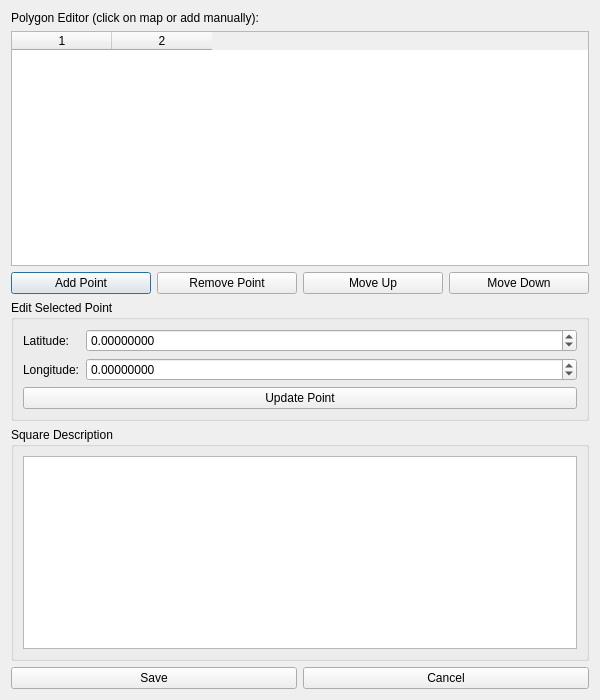
Old version of the form app/ui/excavation_squares_manage_window.ui in the repository reisenbest/PPK_ARCHEOMAP.
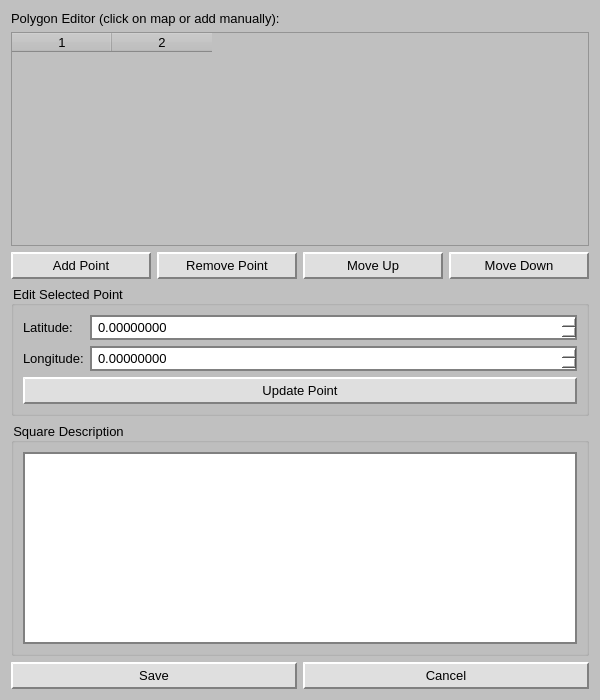
New version of the form. Icons and pictures are not drawn.

```diff
--- a/app/ui/excavation_squares_manage_window.ui
+++ b/app/ui/excavation_squares_manage_window.ui
@@ -13,6 +13,59 @@
   <property name="windowTitle">
    <string>Add Excavation Square</string>
   </property>
+  <property name="styleSheet">
+   <string notr="true">QWidget {
+    background: #c0c0c0;
+    font-family: Tahoma, Arial, sans-serif;
+    color: #000;
+    font-size: 13px;
+}
+
+QLabel {
+    font-weight: normal;
+    color: #000;
+    background: transparent;
+}
+
+QLineEdit, QTextEdit, QDoubleSpinBox {
+    background: #fff;
+    border: 2px solid #808080;
+    border-radius: 0px;
+    padding: 2px 4px;
+    font-size: 13px;
+    color: #000;
+}
+
+QPushButton {
+    background: #dfdfdf;
+    border: 2px outset #fff;
+    border-bottom: 2px solid #808080;
+    border-right: 2px solid #808080;
+    border-radius: 0px;
+    padding: 4px 16px;
+    font-size: 13px;
+    color: #000;
+    min-width: 80px;
+}
+
+QPushButton:pressed {
+    border: 2px inset #808080;
+    background: #bdbdbd;
+}
+
+QTextBrowser {
+    background: #e0e0e0;
+    border: 2px solid #808080;
+    color: #222;
+    font-size: 12px;
+}
+
+QLabel[styleSheet*=&quot;color: red&quot;] {
+    color: #b22222;
+    font-style: italic;
+    background: transparent;
+}</string>
+  </property>
   <layout class="QVBoxLayout" name="verticalLayout">
    <item>
     <widget class="QLabel" name="label">
```
